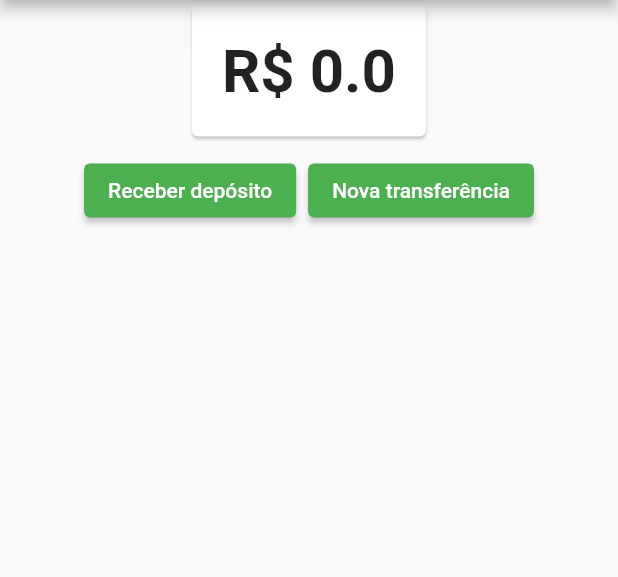
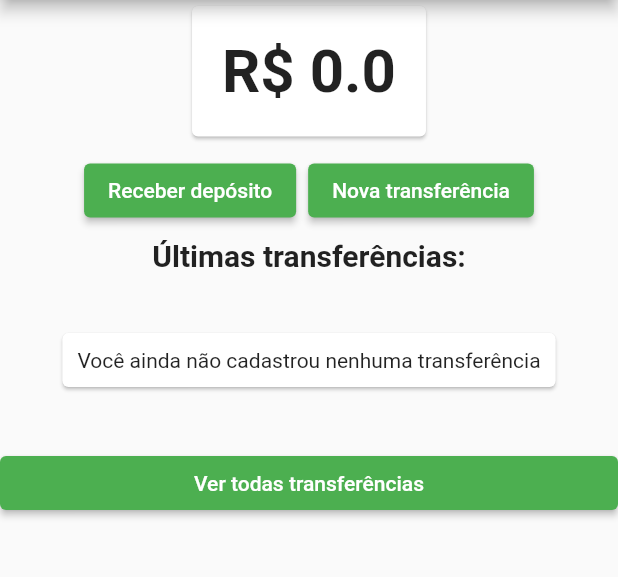
Before and after one commit to leoomolina/alura-byte-bank, a Flutter app: the screen it shows after launch, on a phone screen of 412 x 824 dp, the part 84-661 px from its top. Run offline on Flutter 3.47's test engine with Material 2 defaults, Android fonts, the phone set to English and light mode, and no system bars; our stand-ins replace firebase_core, firebase_crashlytics, sqflite; missing offline and left inert: giffy_dialog, http_interceptor; accounts and stored records are empty.

Commit message:
Validando e finalizando curso de gerenciamento de provider

```diff
--- a/lib/screens/dashboard/dashboard.dart
+++ b/lib/screens/dashboard/dashboard.dart
@@ -1,9 +1,11 @@
 import 'package:bytebank/components/byte_bank_app_bar.dart';
 import 'package:bytebank/screens/dashboard/saldo.dart';
 import 'package:bytebank/screens/transferencia/formulario.dart';
+import 'package:bytebank/screens/transferencia/ultimas.dart';
 import 'package:flutter/material.dart';
 
 import '../deposito/formulario.dart';
+import '../transferencia/lista.dart';
 
 class Dashboard extends StatelessWidget {
   @override
@@ -41,7 +43,17 @@ class Dashboard extends StatelessWidget {
                 style: ElevatedButton.styleFrom(primary: Colors.green),
               ),
             ],
-          )
+          ),
+          UltimasTransferencias(),
+          ElevatedButton(
+            onPressed: () {
+              Navigator.push(context, MaterialPageRoute(builder: (context) {
+                return ListaTransferencias();
+              }));
+            },
+            child: Text('Ver todas transferências'),
+            style: ElevatedButton.styleFrom(primary: Colors.green),
+          ),
         ],
       ),
     );
--- /dev/null
+++ b/lib/screens/transferencia/ultimas.dart
@@ -0,0 +1,57 @@
+import 'package:bytebank/models/transferencias.dart';
+import 'package:bytebank/screens/transferencia/lista.dart';
+import 'package:flutter/material.dart';
+import 'package:provider/provider.dart';
+
+class UltimasTransferencias extends StatelessWidget {
+  final _titulo = 'Últimas transferências:';
+
+  @override
+  Widget build(BuildContext context) {
+    return Column(
+      children: [
+        Text(
+          _titulo,
+          style: TextStyle(
+            fontSize: 20,
+            fontWeight: FontWeight.bold,
+          ),
+        ),
+        Consumer<Transferencias>(
+          builder: ((context, transferencias, child) {
+            final _ultimasTransferencias =
+                transferencias.transferencias.reversed.toList();
+            int _tamanho = transferencias.transferencias.length < 2
+                ? transferencias.transferencias.length
+                : 2;
+
+            if (_tamanho == 0) return SemTransferenciaCadastrada();
+
+            return ListView.builder(
+                padding: const EdgeInsets.all(8),
+                itemCount: _tamanho,
+                shrinkWrap: true,
+                itemBuilder: (context, indice) {
+                  return ItemTransferencia(_ultimasTransferencias[indice]);
+                });
+          }),
+        )
+      ],
+    );
+  }
+}
+
+class SemTransferenciaCadastrada extends StatelessWidget {
+  Widget build(BuildContext context) {
+    return Card(
+      margin: EdgeInsets.all(40),
+      child: Padding(
+        padding: EdgeInsets.all(10),
+        child: Text(
+          'Você ainda não cadastrou nenhuma transferência',
+          textAlign: TextAlign.center,
+        ),
+      ),
+    );
+  }
+}
```
Also changed, not shown: lib/models/transferencia.dart (+8 -0 lines), lib/screens/transferencia/lista.dart (+42 -64 lines).
